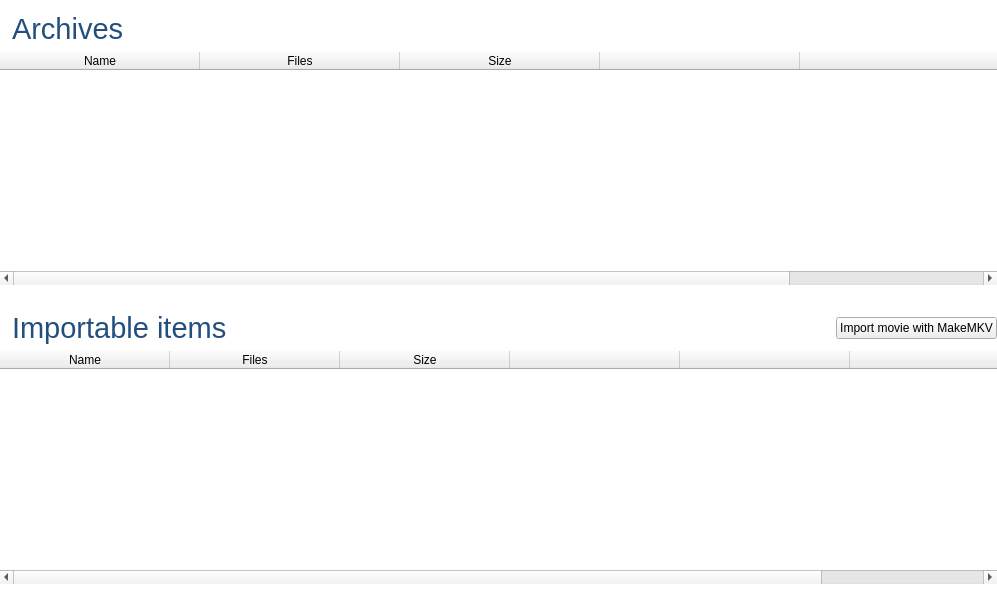
First picture: the form in downloads/DownloadsWidget.ui, repository Komet/MediaElch, before the edit.
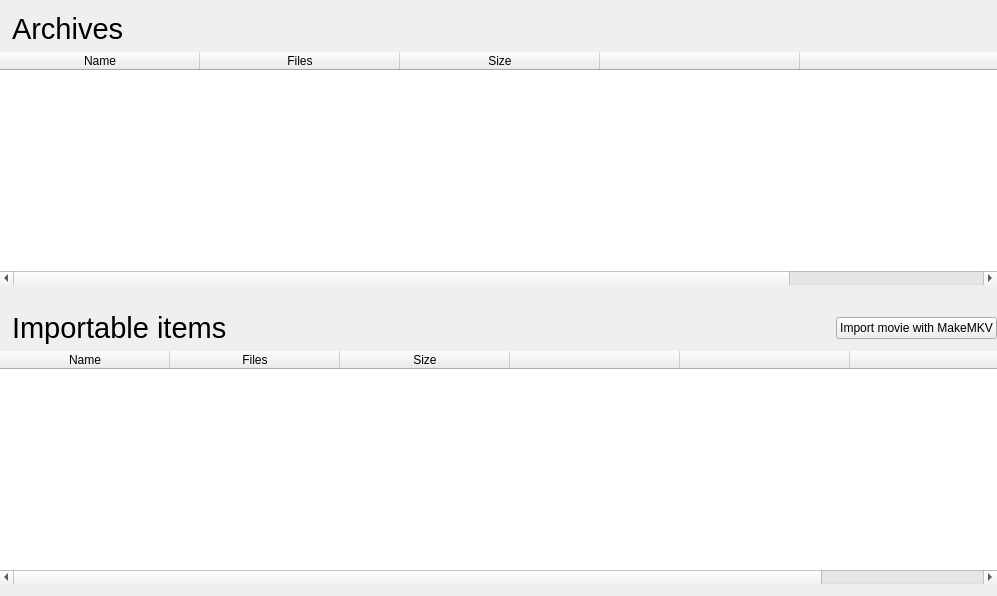
Second picture: the form after the edit.

Patch:
```diff
--- a/downloads/DownloadsWidget.ui
+++ b/downloads/DownloadsWidget.ui
@@ -13,15 +13,6 @@
   <property name="windowTitle">
    <string>Form</string>
   </property>
-  <property name="styleSheet">
-   <string notr="true">#widget {
-	background-color: #ffffff;
-}
-
-#tableImports, #tablePackages {
-	font-size: 11px;
-}</string>
-  </property>
   <layout class="QVBoxLayout" name="verticalLayout">
    <property name="leftMargin">
     <number>0</number>
@@ -58,10 +49,6 @@
           <pointsize>22</pointsize>
          </font>
         </property>
-        <property name="styleSheet">
-         <string notr="true">color: #224f7f;
-</string>
-        </property>
         <property name="text">
          <string>Archives</string>
         </property>
@@ -155,10 +142,6 @@
             <pointsize>22</pointsize>
            </font>
           </property>
-          <property name="styleSheet">
-           <string notr="true">color: #224f7f;
-</string>
-          </property>
           <property name="text">
            <string>Importable items</string>
           </property>
```
